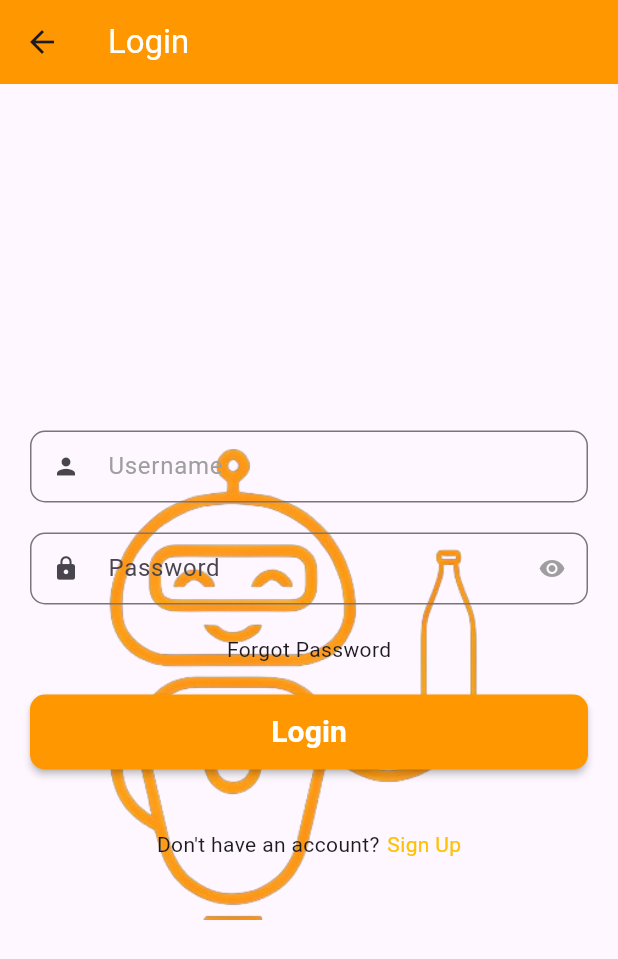
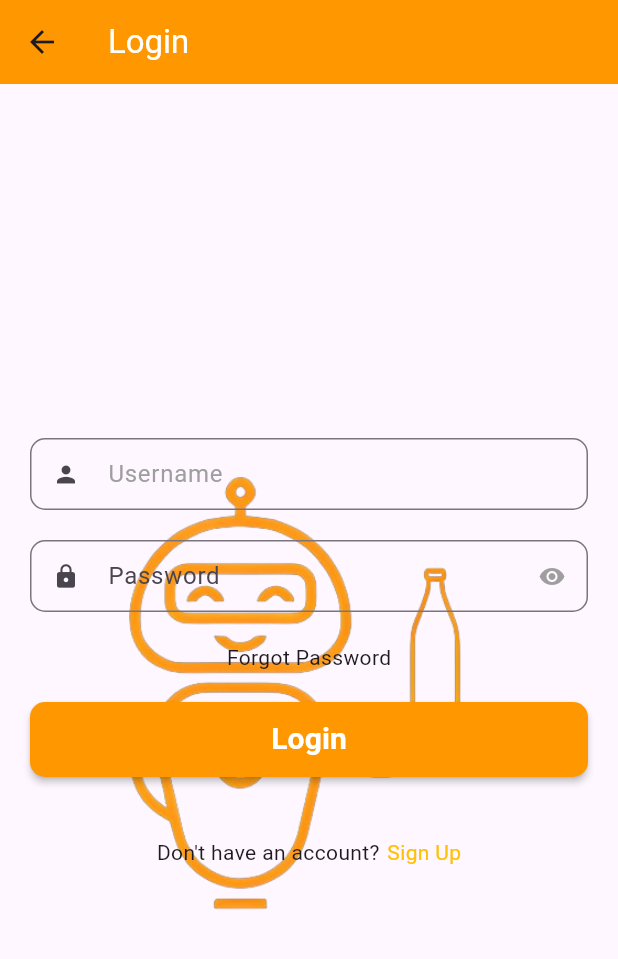
Before and after one commit to FPA-SEC-groupes/App_Client, a Flutter app: the Login screen opened by its route, on a phone screen of 412 x 824 dp. Shown: the top 959 px of the screen. Run offline on Flutter 3.47's test engine with Material 3 defaults, Android fonts, the phone set to English and light mode, and no system bars; our stand-ins replace connectivity_plus, dio, flutter_image_compress, flutter_local_notifications, flutter_rating_bar, flutter_secure_storage and 11 more; missing offline and left inert: draggable_fab, qr_code_scanner, syncfusion_flutter_maps; accounts and stored records are empty; generated files the repository leaves out were written again; network calls fail.

Commit message:
update login

```diff
--- a/lib/utils/const.dart
+++ b/lib/utils/const.dart
@@ -1,4 +1,4 @@
-const baseUrl="http://192.168.1.26:8082";
+const baseUrl="https://backend-production-2a96.up.railway.app";
 //const baseUrl = "http://192.168.74.214:8082";
 
 
--- a/lib/views/login.dart
+++ b/lib/views/login.dart
@@ -48,17 +48,21 @@ class _LoginState extends State<Login> {
         child: Form(
           key: _loginFormKey,
           child: SingleChildScrollView(
-            child: Container(
-              decoration: BoxDecoration(
-                image: DecorationImage(
-                  image: AssetImage("assets/images/logo.png"),
-                  fit: BoxFit.cover,
-                ),
-              ),
             child: Column(
               children: [
                 Container(
-                    margin: const EdgeInsets.symmetric(horizontal: 20.0),
+                  margin: const EdgeInsets.only(
+                    left: 20.0,
+                    right: 20.0,
+                    top: 10.0,
+                  ),
+                  decoration: BoxDecoration(
+                    image: DecorationImage(
+                      image: AssetImage('assets/images/logo.png'),
+                      fit: BoxFit.cover,
+                      alignment: Alignment.center,
+                    ),
+                  ),
                   child: Column(
                     children: [
                       const SizedBox(height: 20),
@@ -140,7 +144,6 @@ class _LoginState extends State<Login> {
             ),
           ),
         ),
-        ),
       )
           : Center(
         child: Padding(
```
Also changed, not shown: lib/views/forget_password.dart (+13 -13 lines). Lines whose indentation alone changed are shown as unchanged.
